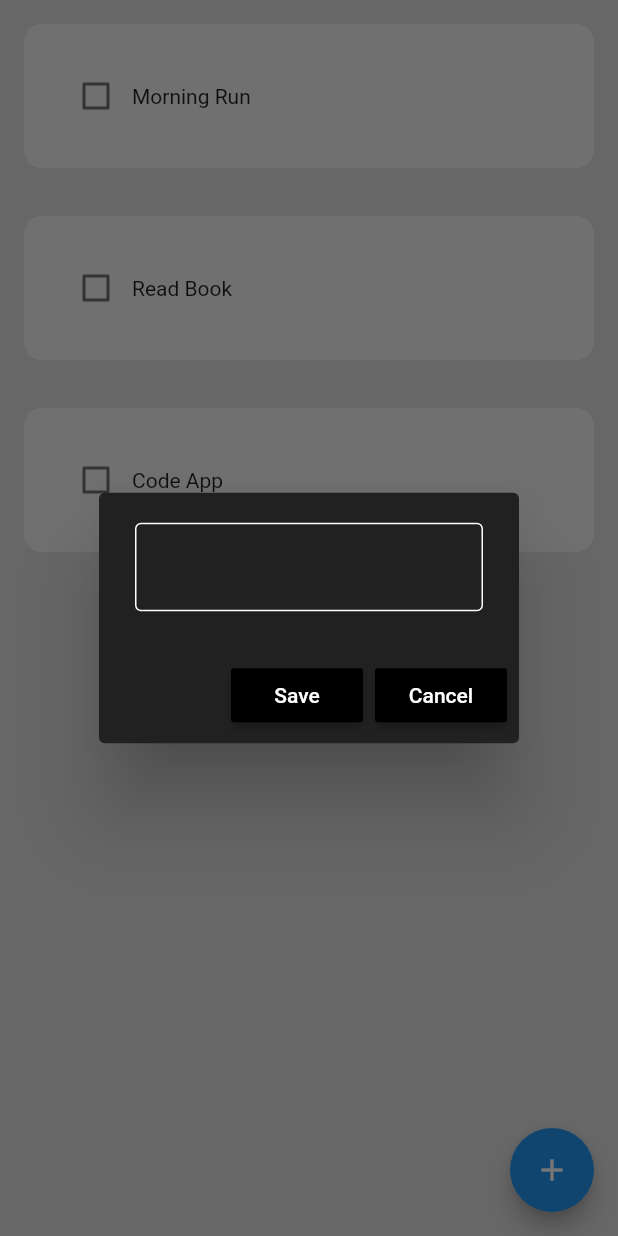
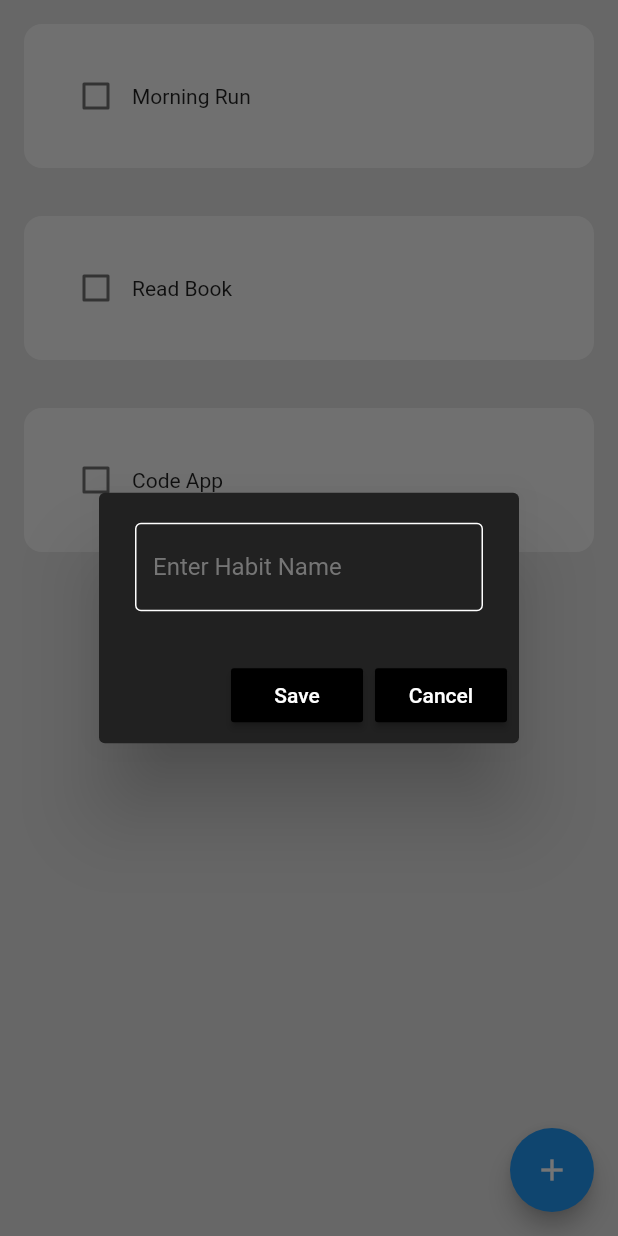
Before and after one commit to GeonwooVincentKim/flutter_custom_widgets, a Flutter app: the HomePage screen opened directly, after a tap on the "add" icon, on a phone screen of 412 x 824 dp. Run offline on Flutter 3.47's test engine with Material 2 defaults, Android fonts, the phone set to English and light mode, and no system bars; drawn by our look-alikes of flutter_slidable; our stand-ins replace hive_flutter; accounts and stored records are empty.

Commit message:
[Feature] - HintText

```diff
--- a/lib/hive/hive_heatmap/app_screens/home_page.dart
+++ b/lib/hive/hive_heatmap/app_screens/home_page.dart
@@ -36,6 +36,7 @@ class _HomePageState extends State<HomePage> {
       builder: (context) {
         return CustomAlertBox(
           controller: _newHabitNameController,
+          hintText: 'Enter Habit Name',
           onSave: saveNewHabit,
           onCancel: cancelDialogBox,
         );
@@ -73,6 +74,7 @@ class _HomePageState extends State<HomePage> {
       builder: (context) {
         return CustomAlertBox(
           controller: _newHabitNameController,
+          hintText: todaysHabitList[index][0],
           onSave: () => saveExistingHabit(index),
           onCancel: cancelDialogBox,
         );
--- a/lib/hive/hive_heatmap/widgets/custom_alertbox.dart
+++ b/lib/hive/hive_heatmap/widgets/custom_alertbox.dart
@@ -2,10 +2,17 @@ import 'package:flutter/material.dart';
 
 class CustomAlertBox extends StatelessWidget {
   final controller;
+  final String hintText;
   final VoidCallback onSave;
   final VoidCallback onCancel;
 
-  const CustomAlertBox({super.key, this.controller, required this.onSave, required this.onCancel});
+  const CustomAlertBox({
+    super.key,
+    required this.controller,
+    required this.hintText,
+    required this.onSave,
+    required this.onCancel
+  });
 
   @override
   Widget build(BuildContext context) {
@@ -14,9 +21,11 @@ class CustomAlertBox extends StatelessWidget {
       content: TextField(
         controller: controller,
         style: const TextStyle(color: Color.fromRGBO(255, 255, 255, 1)),
-        decoration: const InputDecoration(
-          enabledBorder: OutlineInputBorder(borderSide: BorderSide(color: Colors.white)),
-          focusedBorder: OutlineInputBorder(borderSide: BorderSide(color: Colors.white))
+        decoration: InputDecoration(
+          hintText: hintText,
+          hintStyle: TextStyle(color: Colors.grey[600]),
+          enabledBorder: const OutlineInputBorder(borderSide: BorderSide(color: Colors.white)),
+          focusedBorder: const OutlineInputBorder(borderSide: BorderSide(color: Colors.white))
         ),
         onSubmitted: (_) => submit(context),
       ),
```
